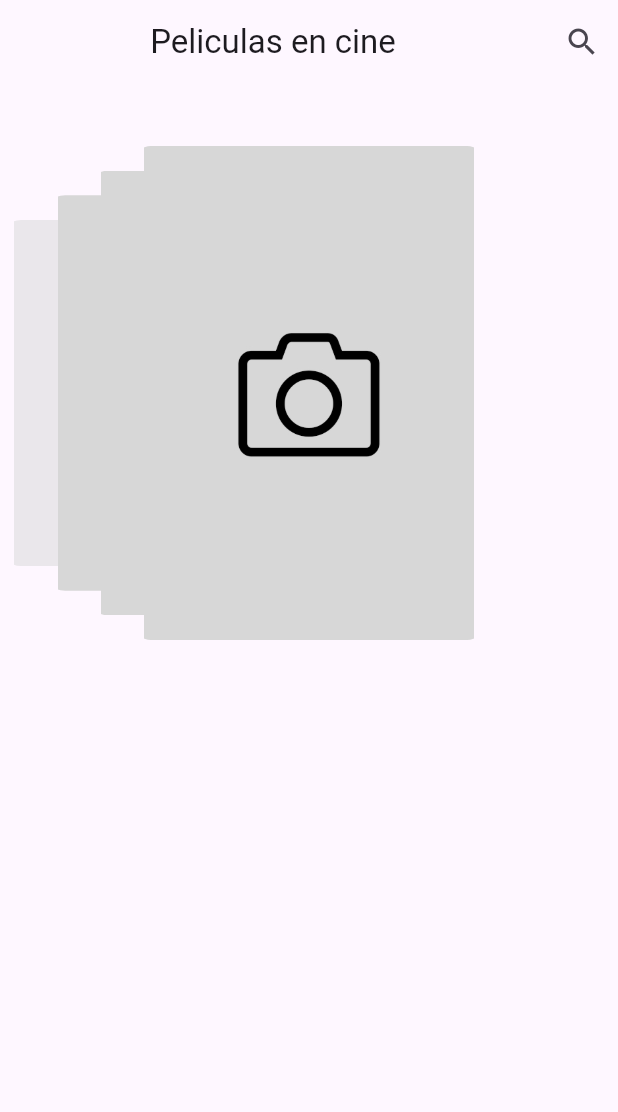
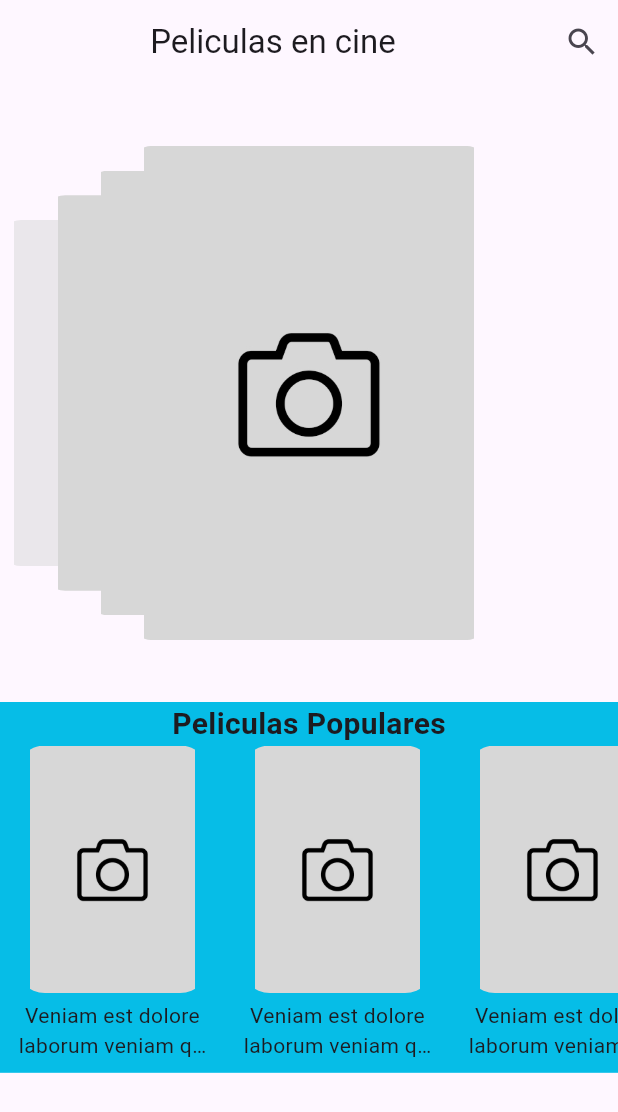
Before and after one commit to C3sarAcosta/peliculas20243s, a Flutter app: the screen it shows after launch, on a phone screen of 412 x 824 dp. Shown: the top 1112 px of the screen. Run offline on Flutter 3.47's test engine with Material 3 defaults, Android fonts, the phone set to English and light mode, and no system bars; drawn by our look-alikes of card_swiper.

Commit message:
17/08/2024 Parte 3

```diff
--- a/lib/main.dart
+++ b/lib/main.dart
@@ -1,4 +1,5 @@
 import 'package:flutter/material.dart';
+import 'package:peliculas20243s/screens/details_screen.dart';
 
 import 'screens/home_screen.dart';
 
@@ -14,6 +15,7 @@ class MyApp extends StatelessWidget {
       initialRoute: 'home',
       routes: {
         'home': (_) => HomeScreen(),
+        'details': (_) => DetailsScreen(),
       },
     );
   }
--- /dev/null
+++ b/lib/screens/details_screen.dart
@@ -0,0 +1,12 @@
+import 'package:flutter/material.dart';
+
+class DetailsScreen extends StatelessWidget {
+  const DetailsScreen({super.key});
+
+  @override
+  Widget build(BuildContext context) {
+    return const Scaffold(
+      body: Text('Details screen'),
+    );
+  }
+}
--- a/lib/screens/home_screen.dart
+++ b/lib/screens/home_screen.dart
@@ -1,6 +1,7 @@
 import 'package:flutter/material.dart';
 
 import '../widgets/card_swiper.dart';
+import '../widgets/movie_slider.dart';
 
 class HomeScreen extends StatelessWidget {
   const HomeScreen({super.key});
@@ -23,8 +24,7 @@ class HomeScreen extends StatelessWidget {
       body: Column(
         children: [
           CardSwiper(),
-          //TODO: Borrar comentario MovieSlider
-          //MovieSlider(),
+          MovieSlider(),
         ],
       ),
     );
--- /dev/null
+++ b/lib/widgets/movie_slider.dart
@@ -0,0 +1,77 @@
+import 'package:flutter/material.dart';
+
+class MovieSlider extends StatelessWidget {
+  const MovieSlider({super.key});
+
+  @override
+  Widget build(BuildContext context) {
+    final size = MediaQuery.of(context).size;
+    return Container(
+      width: double.infinity,
+      height: size.height * 0.3,
+      color: Color.fromARGB(255, 6, 189, 231),
+      child: Column(
+        crossAxisAlignment: CrossAxisAlignment.start,
+        children: [
+          const Padding(
+            padding: EdgeInsets.symmetric(
+              horizontal: 20,
+            ),
+            child: Center(
+              child: Text(
+                'Peliculas Populares',
+                style: TextStyle(
+                  fontSize: 20,
+                  fontWeight: FontWeight.bold,
+                ),
+              ),
+            ),
+          ),
+          Expanded(
+            child: ListView.builder(
+              scrollDirection: Axis.horizontal,
+              itemCount: 20,
+              itemBuilder: (_, int index) => _MoviePoster(),
+            ),
+          ),
+        ],
+      ),
+    );
+  }
+}
+
+class _MoviePoster extends StatelessWidget {
+  const _MoviePoster({super.key});
+
+  @override
+  Widget build(BuildContext context) {
+    return Container(
+      width: 130,
+      height: 210,
+      margin: const EdgeInsets.symmetric(horizontal: 10),
+      child: Column(
+        children: [
+          GestureDetector(
+            onTap: () => Navigator.pushNamed(context, 'details', arguments: ''),
+            child: ClipRRect(
+              borderRadius: BorderRadius.circular(20),
+              child: const FadeInImage(
+                placeholder: AssetImage('assets/no-image.jpg'),
+                image: AssetImage('assets/no-image.jpg'),
+                width: 130,
+                height: 165,
+              ),
+            ),
+          ),
+          const SizedBox(height: 5),
+          const Text(
+            'Veniam est dolore laborum veniam qui pariatur.',
+            maxLines: 2,
+            overflow: TextOverflow.ellipsis,
+            textAlign: TextAlign.center,
+          )
+        ],
+      ),
+    );
+  }
+}
```
